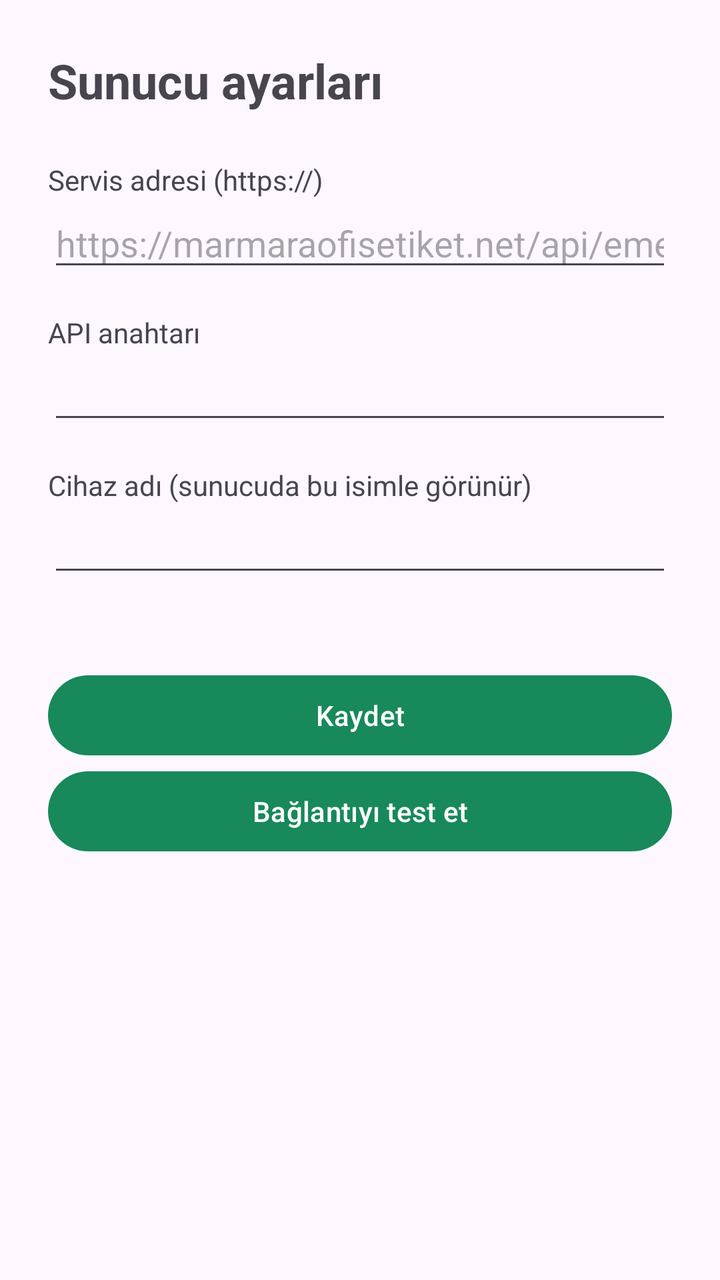
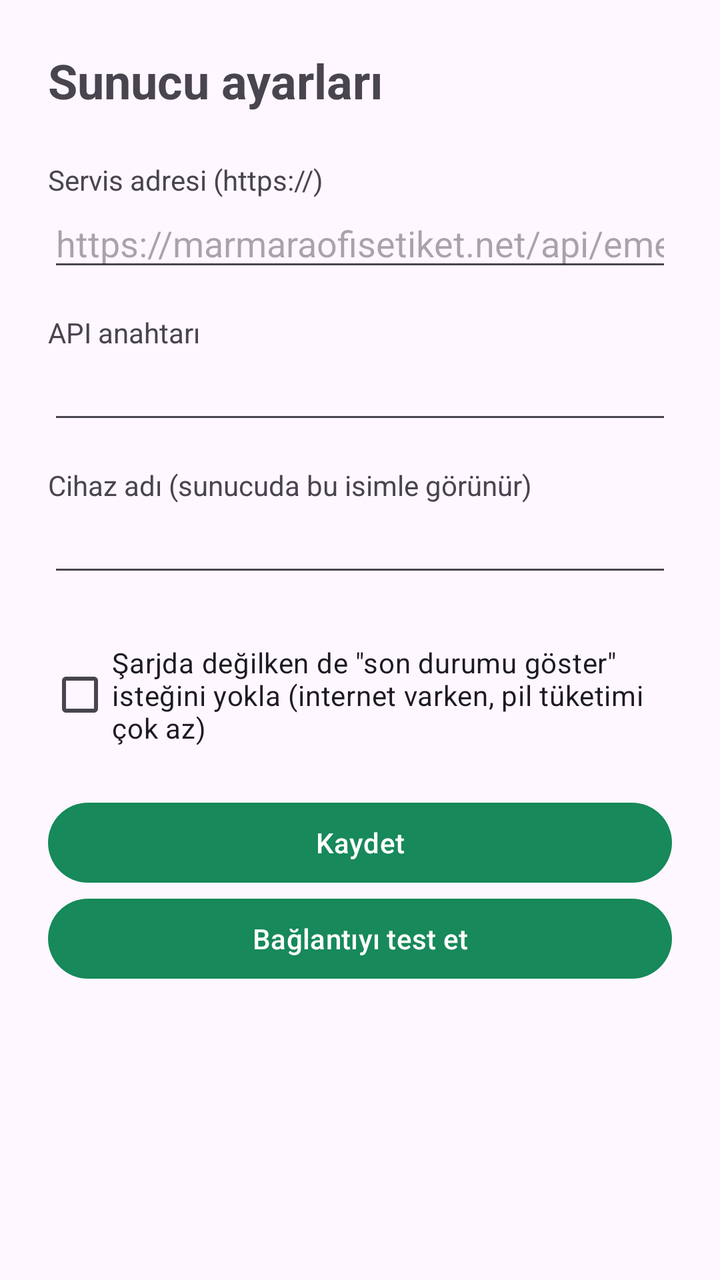

Screens rendered from an Android XML layout before and after an edit, with the pre-edit source and the edit as a unified diff.
<!-- AndroidManifest.xml: application theme Theme.EmekliRobot -->
<!-- res/layout/activity_settings.xml -->
<?xml version="1.0" encoding="utf-8"?>
<ScrollView xmlns:android="http://schemas.android.com/apk/res/android"
    android:layout_width="match_parent"
    android:layout_height="match_parent"
    android:fillViewport="true">

    <LinearLayout
        android:layout_width="match_parent"
        android:layout_height="wrap_content"
        android:orientation="vertical"
        android:padding="24dp">

        <TextView
            android:layout_width="wrap_content"
            android:layout_height="wrap_content"
            android:text="Sunucu ayarları"
            android:textSize="24sp"
            android:textStyle="bold" />

        <TextView
            android:layout_width="wrap_content"
            android:layout_height="wrap_content"
            android:layout_marginTop="24dp"
            android:text="Servis adresi (https://)" />

        <EditText
            android:id="@+id/editUrl"
            android:layout_width="match_parent"
            android:layout_height="wrap_content"
            android:autofillHints="url"
            android:hint="https://marmaraofisetiket.net/api/emekli/"
            android:importantForAutofill="no"
            android:inputType="textUri" />

        <TextView
            android:layout_width="wrap_content"
            android:layout_height="wrap_content"
            android:layout_marginTop="16dp"
            android:text="API anahtarı" />

        <EditText
            android:id="@+id/editKey"
            android:layout_width="match_parent"
            android:layout_height="wrap_content"
            android:importantForAutofill="no"
            android:inputType="textPassword" />

        <TextView
            android:layout_width="wrap_content"
            android:layout_height="wrap_content"
            android:layout_marginTop="16dp"
            android:text="Cihaz adı (sunucuda bu isimle görünür)" />

        <EditText
            android:id="@+id/editDevice"
            android:layout_width="match_parent"
            android:layout_height="wrap_content"
            android:importantForAutofill="no"
            android:inputType="textNoSuggestions"
            android:maxLength="50" />

        <TextView
            android:id="@+id/txtDeviceHint"
            android:layout_width="match_parent"
            android:layout_height="wrap_content"
            android:textSize="12sp" />

        <Button
            android:id="@+id/btnSave"
            android:layout_width="match_parent"
            android:layout_height="wrap_content"
            android:layout_marginTop="24dp"
            android:text="Kaydet" />

        <Button
            android:id="@+id/btnTest"
            android:layout_width="match_parent"
            android:layout_height="wrap_content"
            android:text="Bağlantıyı test et" />

        <TextView
            android:id="@+id/txtResult"
            android:layout_width="match_parent"
            android:layout_height="wrap_content"
            android:layout_marginTop="16dp"
            android:textSize="16sp" />

    </LinearLayout>
</ScrollView>
<!-- resources referenced by this layout -->
<resources>
  <style name="Theme.EmekliRobot" parent="Theme.Material3.DayNight.NoActionBar">
          <item name="colorPrimary">@color/brand_green</item>
          <item name="colorOnPrimary">@android:color/white</item>
          <item name="colorPrimaryContainer">#C7EBD9</item>
          <item name="colorOnPrimaryContainer">@color/brand_green_dark</item>
          <item name="android:statusBarColor">@color/brand_navy</item>
          <item name="android:windowLightStatusBar">false</item>
      </style>
  <color name="brand_green">#17895A</color>
  <color name="brand_green_dark">#0E5C3C</color>
  <color name="brand_navy">#0E2A3A</color>
</resources>

<!-- the commit's change to res/layout/activity_settings.xml (unified diff, before → after) -->
@@ -65,6 +65,13 @@
             android:layout_height="wrap_content"
             android:textSize="12sp" />
 
+        <CheckBox
+            android:id="@+id/checkUnplugged"
+            android:layout_width="match_parent"
+            android:layout_height="wrap_content"
+            android:layout_marginTop="12dp"
+            android:text="Şarjda değilken de &quot;son durumu göster&quot; isteğini yokla (internet varken, pil tüketimi çok az)" />
+
         <Button
             android:id="@+id/btnSave"
             android:layout_width="match_parent"
